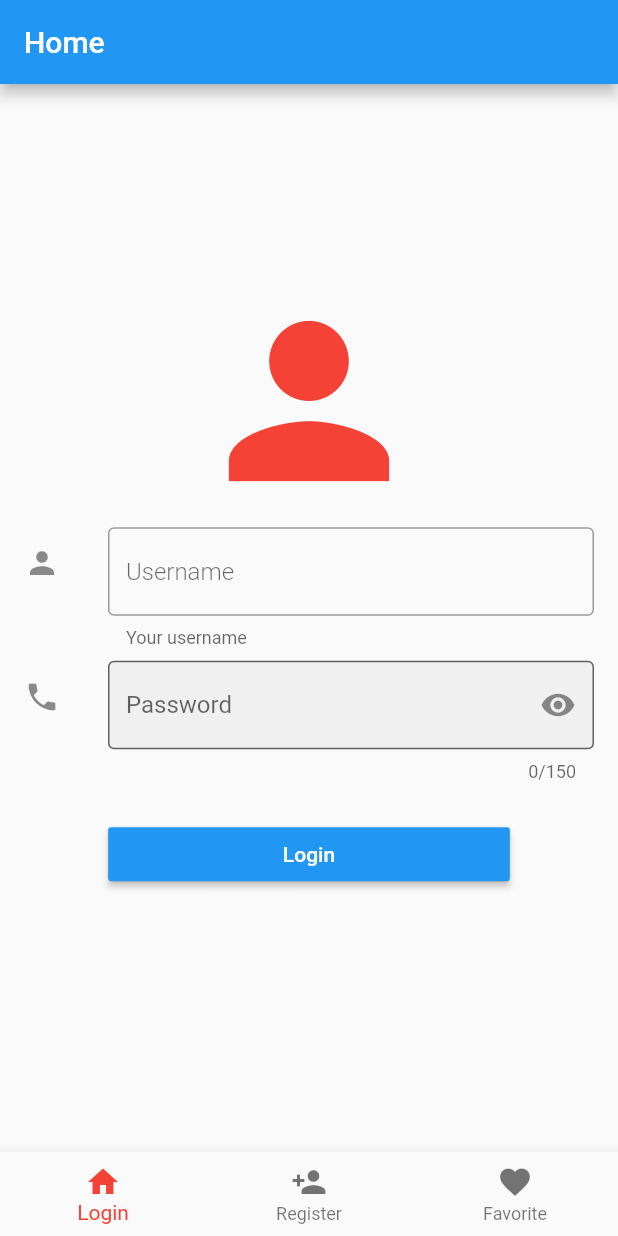
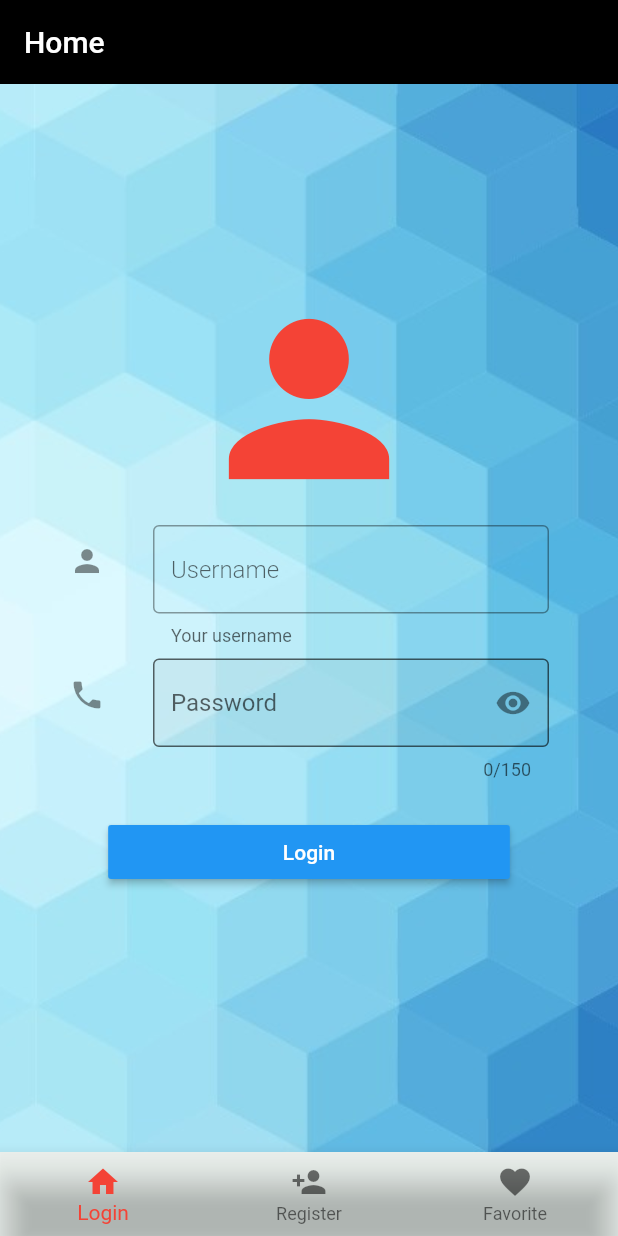
Before and after one commit to Jonathanlight/flutter_login_view, a Flutter app: the screen it shows after launch, on a phone screen of 412 x 824 dp. Run offline on Flutter 3.47's test engine with Material 2 defaults, Android fonts, the phone set to English and light mode, and no system bars.

Commit message:
background bottomNavigationBar not work

```diff
--- a/lib/main.dart
+++ b/lib/main.dart
@@ -63,13 +63,41 @@ class MyHomeState extends State<MyHome> with SingleTickerProviderStateMixin {
 
   @override
   Widget build(BuildContext context) {
-    return Scaffold(
+    const Color colorAccentColor = Color(0x805BA51);
+
+    return new Stack(
+      children: <Widget>[
+        Container(
+          decoration: new BoxDecoration(
+            image: new DecorationImage(
+              image: new AssetImage("assets/images/fond.jpg"),
+              fit: BoxFit.cover
+            )
+          ),
+        ),
+        Scaffold(
           appBar: new AppBar(
               title: new Text("Home"),
-          backgroundColor: Colors.blue,
+              backgroundColor: Colors.black,
+              elevation: 0,
+              flexibleSpace: Container(
+                height: 25.0,
+                decoration: BoxDecoration(
+                  color: Colors.blue,
+                  backgroundBlendMode: BlendMode.darken,
+                ),
+              ),
+              brightness: Brightness.light,
             ),
           body: pages[i],
-      bottomNavigationBar: BottomNavigationBar(
+          bottomNavigationBar: Theme(
+            data: Theme.of(context).copyWith(
+              canvasColor: colorAccentColor,
+              //primaryColor: Colors.orangeAccent,
+              textTheme: Theme.of(context)
+                  .textTheme
+                  .copyWith(caption: new TextStyle(color: Colors.black45))),
+              child: BottomNavigationBar(
               currentIndex: i,
               type: BottomNavigationBarType.fixed,
               onTap: _onItemTapped,
@@ -89,7 +117,9 @@ class MyHomeState extends State<MyHome> with SingleTickerProviderStateMixin {
                 )
               ],
             ),
-      // code removed for brevity
+          ),
+        )
+      ],
     );
   }
 }
--- a/lib/tabs/login.dart
+++ b/lib/tabs/login.dart
@@ -1,5 +1,7 @@
 import 'dart:convert';
 import 'dart:async';
+import 'dart:io';
+import 'package:flutter/cupertino.dart';
 import 'package:http/http.dart' as http;
 import 'package:flutter/material.dart';
 import 'package:flutter_login_tab/services/query.dart';
@@ -163,12 +165,46 @@ class LoginState extends State<Login> {
     double width = MediaQuery.of(context).size.width;
     double _width = width * 0.65;
 
-    return new Container(
-      child: new Center(
+
+    return new GestureDetector(
+      onTap: (() => FocusScope.of(context).requestFocus(new FocusNode())),
+      child:
+      (Platform.isIOS)
+      ?
+        new CupertinoPageScaffold(
+          child: body(_width),
+        )
+      :
+      new Scaffold(
+          backgroundColor: Colors.white,
+          body: body(_width),
+        )
+    );
+  }
+
+
+  Widget body(double width) {
+    return new Stack(
+      children: <Widget>[
+        new Container(
+          decoration: new BoxDecoration(
+            image: new DecorationImage(
+              image: new AssetImage("assets/images/fond.jpg"),
+              fit: BoxFit.cover
+            )
+          ),
+        ),
+        SingleChildScrollView(
+          child: new Container(
+            color: Colors.transparent,
+            margin: EdgeInsets.all(30),
             child: new Column(
-          // center the children
               mainAxisAlignment: MainAxisAlignment.center,
               children: <Widget>[
+                new Column(
+                  mainAxisAlignment: MainAxisAlignment.center,
+                  children: <Widget>[
+                    new Padding( padding: EdgeInsets.only(top: 100.0)),
                     new Icon(
                       Icons.person,
                       size: 160.0,
@@ -209,7 +245,7 @@ class LoginState extends State<Login> {
                       ),
                     ),
                     new Container(
-              width: _width,
+                      width: width,
                       child: new RaisedButton(
                         child: new Text(
                           'Login',
@@ -225,7 +261,7 @@ class LoginState extends State<Login> {
                       ),
                     ),
                     new Container(
-              width: _width,
+                      width: width,
                       child: new Text(
                         error,
                         style: new TextStyle(
@@ -239,7 +275,12 @@ class LoginState extends State<Login> {
                     ),
                   ],
                 ),
+              ],
             ),
+          ),
+        ),
+      ],
     );
   }
+
 }
```
Also changed, not shown: pubspec.yaml (+2 -52 lines), assets/images/fond.jpg (added), 17 other files. Lines whose indentation alone changed are shown as unchanged.
